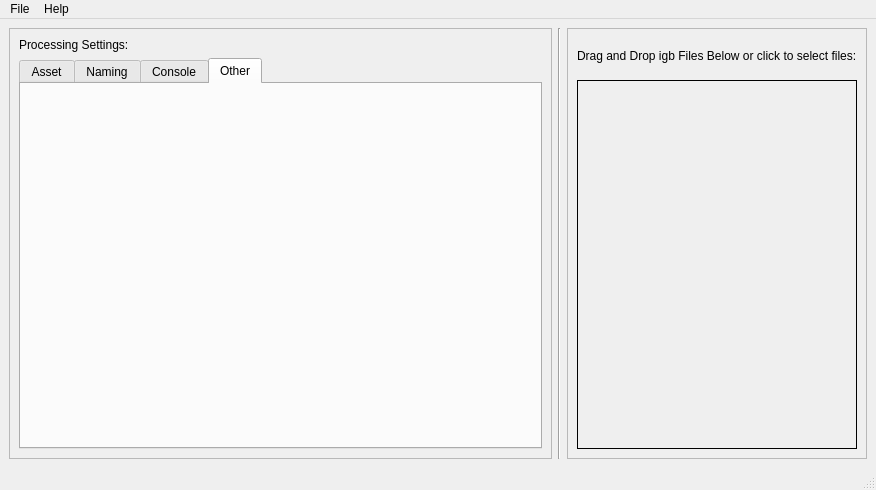
Old version of the form UI Test - Qt/ui_Main.ui in the repository EthanReed517/BaconWizard17-igbFinisher.
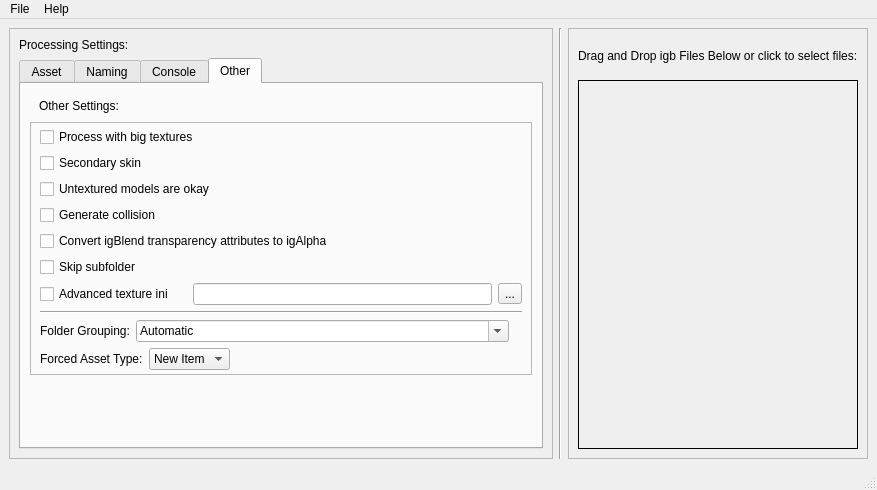
New version of the form. The open tabs and pages were chosen to show the change. Icons and pictures are not drawn.

```diff
--- a/UI Test - Qt/ui_Main.ui
+++ b/UI Test - Qt/ui_Main.ui
@@ -6,7 +6,7 @@
    <rect>
     <x>0</x>
     <y>0</y>
-    <width>876</width>
+    <width>874</width>
     <height>490</height>
    </rect>
   </property>
@@ -1449,6 +1449,659 @@
           <attribute name="title">
            <string>Other</string>
           </attribute>
+          <layout class="QVBoxLayout" name="verticalLayout_8">
+           <item>
+            <widget class="QFrame" name="frame_18">
+             <property name="frameShape">
+              <enum>QFrame::Shape::NoFrame</enum>
+             </property>
+             <property name="frameShadow">
+              <enum>QFrame::Shadow::Raised</enum>
+             </property>
+             <layout class="QHBoxLayout" name="horizontalLayout_13">
+              <property name="topMargin">
+               <number>3</number>
+              </property>
+              <property name="bottomMargin">
+               <number>0</number>
+              </property>
+              <item>
+               <widget class="QLabel" name="label_18">
+                <property name="text">
+                 <string>Other Settings:</string>
+                </property>
+               </widget>
+              </item>
+              <item>
+               <widget class="QLabel" name="label_19">
+                <property name="toolTip">
+                 <string>&lt;html&gt;&lt;head/&gt;&lt;body&gt;&lt;p&gt;Additional settings that control the output.&lt;/p&gt;&lt;/body&gt;&lt;/html&gt;</string>
+                </property>
+                <property name="text">
+                 <string/>
+                </property>
+                <property name="pixmap">
+                 <pixmap resource="ui_resources.qrc">:/ui/info_icon.png</pixmap>
+                </property>
+               </widget>
+              </item>
+              <item>
+               <spacer name="horizontalSpacer_8">
+                <property name="orientation">
+                 <enum>Qt::Orientation::Horizontal</enum>
+                </property>
+                <property name="sizeHint" stdset="0">
+                 <size>
+                  <width>40</width>
+                  <height>20</height>
+                 </size>
+                </property>
+               </spacer>
+              </item>
+             </layout>
+            </widget>
+           </item>
+           <item>
+            <widget class="QFrame" name="frame_19">
+             <property name="frameShape">
+              <enum>QFrame::Shape::StyledPanel</enum>
+             </property>
+             <property name="frameShadow">
+              <enum>QFrame::Shadow::Raised</enum>
+             </property>
+             <layout class="QVBoxLayout" name="verticalLayout_12">
+              <property name="spacing">
+               <number>6</number>
+              </property>
+              <property name="topMargin">
+               <number>4</number>
+              </property>
+              <property name="bottomMargin">
+               <number>4</number>
+              </property>
+              <item>
+               <widget class="QFrame" name="frame_20">
+                <property name="frameShape">
+                 <enum>QFrame::Shape::NoFrame</enum>
+                </property>
+                <property name="frameShadow">
+                 <enum>QFrame::Shadow::Raised</enum>
+                </property>
+                <layout class="QHBoxLayout" name="horizontalLayout_14">
+                 <property name="spacing">
+                  <number>6</number>
+                 </property>
+                 <property name="leftMargin">
+                  <number>0</number>
+                 </property>
+                 <property name="topMargin">
+                  <number>0</number>
+                 </property>
+                 <property name="rightMargin">
+                  <number>0</number>
+                 </property>
+                 <property name="bottomMargin">
+                  <number>0</number>
+                 </property>
+                 <item>
+                  <widget class="QCheckBox" name="checkBox_14">
+                   <property name="text">
+                    <string>Process with big textures</string>
+                   </property>
+                  </widget>
+                 </item>
+                 <item>
+                  <widget class="QLabel" name="label_20">
+                   <property name="toolTip">
+                    <string>&lt;html&gt;&lt;head/&gt;&lt;body&gt;&lt;p&gt;If oversized textures should preserve their original size on weaker consoles (GameCube, PS2, PSP). This is ignored for 2D assets.&lt;/p&gt;&lt;p&gt;This is recomended for large characters like Galactus/Ymir or for specific assets like maps, where it will preserve the original texture size for XML1, XML2, and MUA1 PS2 and only cut it in half for GameCube, PSP, and MUA2 PS2. Otherwise, it should be turned off, and the textures will be scaled to the maximum recommended size for that console. &lt;/p&gt;&lt;/body&gt;&lt;/html&gt;</string>
+                   </property>
+                   <property name="text">
+                    <string/>
+                   </property>
+                   <property name="pixmap">
+                    <pixmap resource="ui_resources.qrc">:/ui/info_icon.png</pixmap>
+                   </property>
+                  </widget>
+                 </item>
+                 <item>
+                  <spacer name="horizontalSpacer_9">
+                   <property name="orientation">
+                    <enum>Qt::Orientation::Horizontal</enum>
+                   </property>
+                   <property name="sizeHint" stdset="0">
+                    <size>
+                     <width>40</width>
+                     <height>20</height>
+                    </size>
+                   </property>
+                  </spacer>
+                 </item>
+                </layout>
+               </widget>
+              </item>
+              <item>
+               <widget class="QFrame" name="frame_21">
+                <property name="toolTip">
+                 <string>&lt;html&gt;&lt;head/&gt;&lt;body&gt;&lt;p&gt;If this is a secondary skin (like Human Torch's flame on skin), which should have its texture size cut in half on weaker consoles (GameCube, PS2, and PSP). This setting only applies to Skins. For XML1/XML2/MUA1 PS2, this setting also applies to Other models, which are sometimes the same resolution as the more powerful consoles, but sometimes they are the same as the weaker consoles.&lt;/p&gt;&lt;/body&gt;&lt;/html&gt;</string>
+                </property>
+                <property name="frameShape">
+                 <enum>QFrame::Shape::NoFrame</enum>
+                </property>
+                <property name="frameShadow">
+                 <enum>QFrame::Shadow::Raised</enum>
+                </property>
+                <layout class="QHBoxLayout" name="horizontalLayout_15">
+                 <property name="leftMargin">
+                  <number>0</number>
+                 </property>
+                 <property name="topMargin">
+                  <number>0</number>
+                 </property>
+                 <property name="rightMargin">
+                  <number>0</number>
+                 </property>
+                 <property name="bottomMargin">
+                  <number>0</number>
+                 </property>
+                 <item>
+                  <widget class="QCheckBox" name="checkBox_15">
+                   <property name="text">
+                    <string>Secondary skin</string>
+                   </property>
+                  </widget>
+                 </item>
+                 <item>
+                  <widget class="QLabel" name="label_21">
+                   <property name="text">
+                    <string/>
+                   </property>
+                   <property name="pixmap">
+                    <pixmap resource="ui_resources.qrc">:/ui/info_icon.png</pixmap>
+                   </property>
+                  </widget>
+                 </item>
+                 <item>
+                  <spacer name="horizontalSpacer_10">
+                   <property name="orientation">
+                    <enum>Qt::Orientation::Horizontal</enum>
+                   </property>
+                   <property name="sizeHint" stdset="0">
+                    <size>
+                     <width>40</width>
+                     <height>20</height>
+                    </size>
+                   </property>
+                  </spacer>
+                 </item>
+                </layout>
+               </widget>
+              </item>
+              <item>
+               <widget class="QFrame" name="frame_29">
+                <property name="frameShape">
+                 <enum>QFrame::Shape::NoFrame</enum>
+                </property>
+                <property name="frameShadow">
+                 <enum>QFrame::Shadow::Raised</enum>
+                </property>
+                <layout class="QHBoxLayout" name="horizontalLayout_16">
+                 <property name="leftMargin">
+                  <number>0</number>
+                 </property>
+                 <property name="topMargin">
+                  <number>0</number>
+                 </property>
+                 <property name="rightMargin">
+                  <number>0</number>
+                 </property>
+                 <property name="bottomMargin">
+                  <number>0</number>
+                 </property>
+                 <item>
+                  <widget class="QCheckBox" name="checkBox_16">
+                   <property name="text">
+                    <string>Untextured models are okay</string>
+                   </property>
+                  </widget>
+                 </item>
+                 <item>
+                  <widget class="QLabel" name="label_22">
+                   <property name="toolTip">
+                    <string>&lt;html&gt;&lt;head/&gt;&lt;body&gt;&lt;p&gt;Whether untextured models can be processed. Only applies to 3D assets, as 2D assets always need a texture.&lt;/p&gt;&lt;/body&gt;&lt;/html&gt;</string>
+                   </property>
+                   <property name="text">
+                    <string/>
+                   </property>
+                   <property name="pixmap">
+                    <pixmap resource="ui_resources.qrc">:/ui/info_icon.png</pixmap>
+                   </property>
+                  </widget>
+                 </item>
+                 <item>
+                  <spacer name="horizontalSpacer_12">
+                   <property name="orientation">
+                    <enum>Qt::Orientation::Horizontal</enum>
+                   </property>
+                   <property name="sizeHint" stdset="0">
+                    <size>
+                     <width>40</width>
+                     <height>20</height>
+                    </size>
+                   </property>
+                  </spacer>
+                 </item>
+                </layout>
+               </widget>
+              </item>
+              <item>
+               <widget class="QFrame" name="frame_30">
+                <property name="frameShape">
+                 <enum>QFrame::Shape::NoFrame</enum>
+                </property>
+                <property name="frameShadow">
+                 <enum>QFrame::Shadow::Raised</enum>
+                </property>
+                <layout class="QHBoxLayout" name="horizontalLayout_17">
+                 <property name="leftMargin">
+                  <number>0</number>
+                 </property>
+                 <property name="topMargin">
+                  <number>0</number>
+                 </property>
+                 <property name="rightMargin">
+                  <number>0</number>
+                 </property>
+                 <property name="bottomMargin">
+                  <number>0</number>
+                 </property>
+                 <item>
+                  <widget class="QCheckBox" name="checkBox_17">
+                   <property name="text">
+                    <string>Generate collision</string>
+                   </property>
+                  </widget>
+                 </item>
+                 <item>
+                  <widget class="QLabel" name="label_23">
+                   <property name="toolTip">
+                    <string>&lt;html&gt;&lt;head/&gt;&lt;body&gt;&lt;p&gt;If collision should be generated with the Alchemy 3.2 &amp;quot;igCollideHullRaven&amp;quot; optimization. This setting only applies to Other models and is only recommended for maps and map models.&lt;/p&gt;&lt;/body&gt;&lt;/html&gt;</string>
+                   </property>
+                   <property name="text">
+                    <string/>
+                   </property>
+                   <property name="pixmap">
+                    <pixmap resource="ui_resources.qrc">:/ui/info_icon.png</pixmap>
+                   </property>
+                  </widget>
+                 </item>
+                 <item>
+                  <spacer name="horizontalSpacer_13">
+                   <property name="orientation">
+                    <enum>Qt::Orientation::Horizontal</enum>
+                   </property>
+                   <property name="sizeHint" stdset="0">
+                    <size>
+                     <width>40</width>
+                     <height>20</height>
+                    </size>
+                   </property>
+                  </spacer>
+                 </item>
+                </layout>
+               </widget>
+              </item>
+              <item>
+               <widget class="QFrame" name="frame_31">
+                <property name="frameShape">
+                 <enum>QFrame::Shape::NoFrame</enum>
+                </property>
+                <property name="frameShadow">
+                 <enum>QFrame::Shadow::Raised</enum>
+                </property>
+                <layout class="QHBoxLayout" name="horizontalLayout_18">
+                 <property name="leftMargin">
+                  <number>0</number>
+                 </property>
+                 <property name="topMargin">
+                  <number>0</number>
+                 </property>
+                 <property name="rightMargin">
+                  <number>0</number>
+                 </property>
+                 <property name="bottomMargin">
+                  <number>0</number>
+                 </property>
+                 <item>
+                  <widget class="QCheckBox" name="checkBox_18">
+                   <property name="text">
+                    <string>Convert igBlend transparency attributes to igAlpha</string>
+                   </property>
+                  </widget>
+                 </item>
+                 <item>
+                  <widget class="QLabel" name="label_24">
+                   <property name="toolTip">
+                    <string>&lt;html&gt;&lt;head/&gt;&lt;body&gt;&lt;p&gt;If igBlendFunctionAttr should be hex edited to igAlphaFunctionAttr and igBlendStateAttr should be hex edited to igAlphaStateAttr to allow transparent textures to appear correctly.&lt;/p&gt;&lt;/body&gt;&lt;/html&gt;</string>
+                   </property>
+                   <property name="text">
+                    <string/>
+                   </property>
+                   <property name="pixmap">
+                    <pixmap resource="ui_resources.qrc">:/ui/info_icon.png</pixmap>
+                   </property>
+                  </widget>
+                 </item>
+                 <item>
+                  <spacer name="horizontalSpacer_14">
+                   <property name="orientation">
+                    <enum>Qt::Orientation::Horizontal</enum>
+                   </property>
+                   <property name="sizeHint" stdset="0">
+                    <size>
+                     <width>40</width>
+                     <height>20</height>
+                    </size>
+                   </property>
+                  </spacer>
+                 </item>
+                </layout>
+               </widget>
+              </item>
+              <item>
+               <widget class="QFrame" name="frame_32">
+                <property name="frameShape">
+                 <enum>QFrame::Shape::NoFrame</enum>
+                </property>
+                <property name="frameShadow">
+                 <enum>QFrame::Shadow::Raised</enum>
+                </property>
+                <layout class="QHBoxLayout" name="horizontalLayout_19">
+                 <property name="leftMargin">
+                  <number>0</number>
+                 </property>
+                 <property name="topMargin">
+                  <number>0</number>
+                 </property>
+                 <property name="rightMargin">
+                  <number>0</number>
+                 </property>
+                 <property name="bottomMargin">
+                  <number>0</number>
+                 </property>
+                 <item>
+                  <widget class="QCheckBox" name="checkBox_19">
+                   <property name="text">
+                    <string>Skip subfolder</string>
+                   </property>
+                  </widget>
+                 </item>
+                 <item>
+                  <widget class="QLabel" name="label_25">
+                   <property name="toolTip">
+                    <string>&lt;html&gt;&lt;head/&gt;&lt;body&gt;&lt;p&gt;If the console-specific sub-folder should be skipped when exporting the assets, and the asset will just be exported directly to the chosen export directory. This is only recommended if you are exporting for one game/console.&lt;/p&gt;&lt;/body&gt;&lt;/html&gt;</string>
+                   </property>
+                   <property name="text">
+                    <string/>
+                   </property>
+                   <property name="pixmap">
+                    <pixmap resource="ui_resources.qrc">:/ui/info_icon.png</pixmap>
+                   </property>
+                  </widget>
+                 </item>
+                 <item>
+                  <spacer name="horizontalSpacer_15">
+                   <property name="orientation">
+                    <enum>Qt::Orientation::Horizontal</enum>
+                   </property>
+                   <property name="sizeHint" stdset="0">
+                    <size>
+                     <width>40</width>
+                     <height>20</height>
+                    </size>
+                   </property>
+                  </spacer>
+                 </item>
+                </layout>
+               </widget>
+              </item>
+              <item>
+               <widget class="QFrame" name="frame_34">
+                <property name="frameShape">
+                 <enum>QFrame::Shape::NoFrame</enum>
+                </property>
+                <property name="frameShadow">
+                 <enum>QFrame::Shadow::Raised</enum>
+                </property>
+                <layout class="QHBoxLayout" name="horizontalLayout_28">
+                 <property name="leftMargin">
+                  <number>0</number>
+                 </property>
+                 <property name="topMargin">
+                  <number>0</number>
+                 </property>
+                 <property name="rightMargin">
+                  <number>0</number>
+                 </property>
+                 <property name="bottomMargin">
+                  <number>0</number>
+                 </property>
+                 <item>
+                  <widget class="QCheckBox" name="checkBox_20">
+                   <property name="text">
+                    <string>Advanced texture ini</string>
+                   </property>
+                  </widget>
+                 </item>
+                 <item>
+                  <widget class="QLabel" name="label_38">
+                   <property name="toolTip">
+                    <string>&lt;html&gt;&lt;head/&gt;&lt;body&gt;&lt;p&gt;If an ini file for advanced textures should be used. If an advanced texture ini file is used, the asset will only be exported for MUA1 PC, Steam, PS3, and Xbox 360. This only works with 3D assets.&lt;/p&gt;&lt;/body&gt;&lt;/html&gt;</string>
+                   </property>
+                   <property name="text">
+                    <string/>
+                   </property>
+                   <property name="pixmap">
+                    <pixmap resource="ui_resources.qrc">:/ui/info_icon.png</pixmap>
+                   </property>
+                  </widget>
+                 </item>
+                 <item>
+                  <widget class="QLineEdit" name="lineEdit_9"/>
+                 </item>
+                 <item>
+                  <widget class="QToolButton" name="toolButton_4">
+                   <property name="text">
+                    <string>...</string>
+                   </property>
+                   <property name="icon">
+                    <iconset theme="QIcon::ThemeIcon::DocumentOpen"/>
+                   </property>
+                  </widget>
+                 </item>
+                </layout>
+               </widget>
+              </item>
+              <item>
+               <widget class="Line" name="line_2">
+                <property name="orientation">
+                 <enum>Qt::Orientation::Horizontal</enum>
+                </property>
+               </widget>
+              </item>
+              <item>
+               <widget class="QFrame" name="frame_33">
+                <property name="frameShape">
+                 <enum>QFrame::Shape::NoFrame</enum>
+                </property>
+                <property name="frameShadow">
+                 <enum>QFrame::Shadow::Raised</enum>
+                </property>
+                <layout class="QHBoxLayout" name="horizontalLayout_26">
+                 <property name="leftMargin">
+                  <number>0</number>
+                 </property>
+                 <property name="topMargin">
+                  <number>0</number>
+                 </property>
+                 <property name="rightMargin">
+                  <number>0</number>
+                 </property>
+                 <property name="bottomMargin">
+                  <number>0</number>
+                 </property>
+                 <item>
+                  <widget class="QLabel" name="label_26">
+                   <property name="text">
+                    <string>Folder Grouping:</string>
+                   </property>
+                  </widget>
+                 </item>
+                 <item>
+                  <widget class="QComboBox" name="comboBox">
+                   <property name="editable">
+                    <bool>true</bool>
+                   </property>
+                   <property name="sizeAdjustPolicy">
+                    <enum>QComboBox::SizeAdjustPolicy::AdjustToContents</enum>
+                   </property>
+                   <item>
+                    <property name="text">
+                     <string>Automatic</string>
+                    </property>
+                   </item>
+                   <item>
+                    <property name="text">
+                     <string>Advanced Texture Folders (PC with Xbox 360, Steam with PS3)</string>
+                    </property>
+                   </item>
+                   <item>
+                    <property name="text">
+                     <string>Advanced Texture Folders (PC with PS3, Steam with Xbox 360)</string>
+                    </property>
+                   </item>
+                  </widget>
+                 </item>
+                 <item>
+                  <widget class="QLabel" name="label_35">
+                   <property name="toolTip">
+                    <string>&lt;html&gt;&lt;head/&gt;&lt;body&gt;&lt;p&gt;If folders for certain consoles should be grouped together. &lt;/p&gt;&lt;/body&gt;&lt;/html&gt;</string>
+                   </property>
+                   <property name="text">
+                    <string/>
+                   </property>
+                   <property name="pixmap">
+                    <pixmap resource="ui_resources.qrc">:/ui/info_icon.png</pixmap>
+                   </property>
+                  </widget>
+                 </item>
+                 <item>
+                  <spacer name="horizontalSpacer_17">
+                   <property name="orientation">
+                    <enum>Qt::Orientation::Horizontal</enum>
+                   </property>
+                   <property name="sizeHint" stdset="0">
+                    <size>
+                     <width>40</width>
+                     <height>20</height>
+                    </size>
+                   </property>
+                  </spacer>
+                 </item>
+                </layout>
+               </widget>
+              </item>
+              <item>
+               <widget class="QFrame" name="frame_35">
+                <property name="frameShape">
+                 <enum>QFrame::Shape::NoFrame</enum>
+                </property>
+                <property name="frameShadow">
+                 <enum>QFrame::Shadow::Raised</enum>
+                </property>
+                <layout class="QHBoxLayout" name="horizontalLayout_27">
+                 <property name="leftMargin">
+                  <number>0</number>
+                 </property>
+                 <property name="topMargin">
+                  <number>0</number>
+                 </property>
+                 <property name="rightMargin">
+                  <number>0</number>
+                 </property>
+                 <property name="bottomMargin">
+                  <number>0</number>
+                 </property>
+                 <item>
+                  <widget class="QLabel" name="label_36">
+                   <property name="text">
+                    <string>Forced Asset Type:</string>
+                   </property>
+                  </widget>
+                 </item>
+                 <item>
+                  <widget class="QComboBox" name="comboBox_forced_assets">
+                   <property name="sizePolicy">
+                    <sizepolicy hsizetype="Preferred" vsizetype="Fixed">
+                     <horstretch>0</horstretch>
+                     <verstretch>0</verstretch>
+                    </sizepolicy>
+                   </property>
+                   <property name="sizeAdjustPolicy">
+                    <enum>QComboBox::SizeAdjustPolicy::AdjustToContents</enum>
+                   </property>
+                   <item>
+                    <property name="text">
+                     <string>New Item</string>
+                    </property>
+                   </item>
+                  </widget>
+                 </item>
+                 <item>
+                  <widget class="QLabel" name="label_37">
+                   <property name="toolTip">
+                    <string>&lt;html&gt;&lt;head/&gt;&lt;body&gt;&lt;p&gt;If a specific asset type should be forced, regardless of file name.&lt;/p&gt;&lt;/body&gt;&lt;/html&gt;</string>
+                   </property>
+                   <property name="text">
+                    <string/>
+                   </property>
+                   <property name="pixmap">
+                    <pixmap resource="ui_resources.qrc">:/ui/info_icon.png</pixmap>
+                   </property>
+                  </widget>
+                 </item>
+                 <item>
+                  <spacer name="horizontalSpacer_18">
+                   <property name="orientation">
+                    <enum>Qt::Orientation::Horizontal</enum>
+                   </property>
+                   <property name="sizeHint" stdset="0">
+                    <size>
+                     <width>40</width>
+                     <height>20</height>
+                    </size>
+                   </property>
+                  </spacer>
+                 </item>
+                </layout>
+               </widget>
+              </item>
+             </layout>
+            </widget>
+           </item>
+           <item>
+            <spacer name="verticalSpacer_4">
+             <property name="orientation">
+              <enum>Qt::Orientation::Vertical</enum>
+             </property>
+             <property name="sizeHint" stdset="0">
+              <size>
+               <width>20</width>
+               <height>40</height>
+              </size>
+             </property>
+            </spacer>
+           </item>
+          </layout>
          </widget>
         </widget>
        </item>
@@ -1507,7 +2160,7 @@
     <rect>
      <x>0</x>
      <y>0</y>
-     <width>876</width>
+     <width>874</width>
      <height>33</height>
     </rect>
    </property>
```
Left out of the diff: 29 changed lines with no effect on the pictures.
